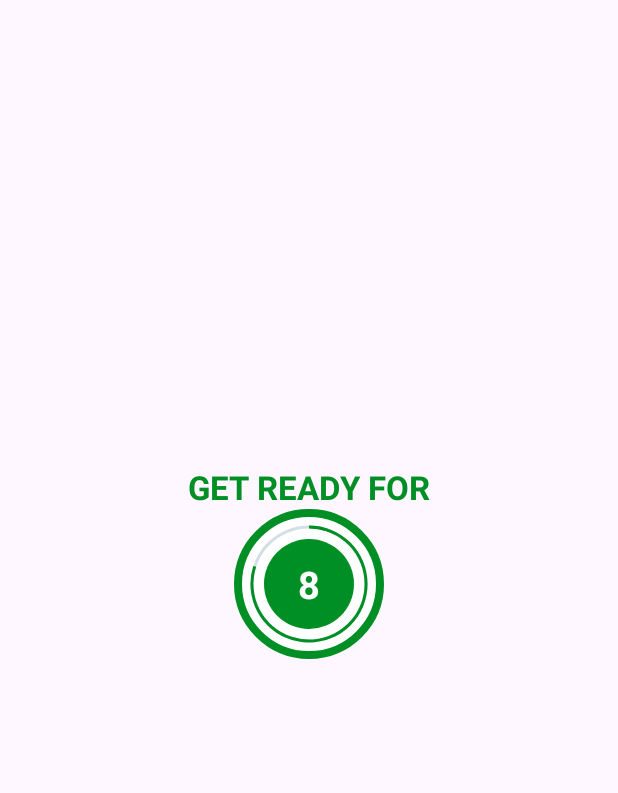
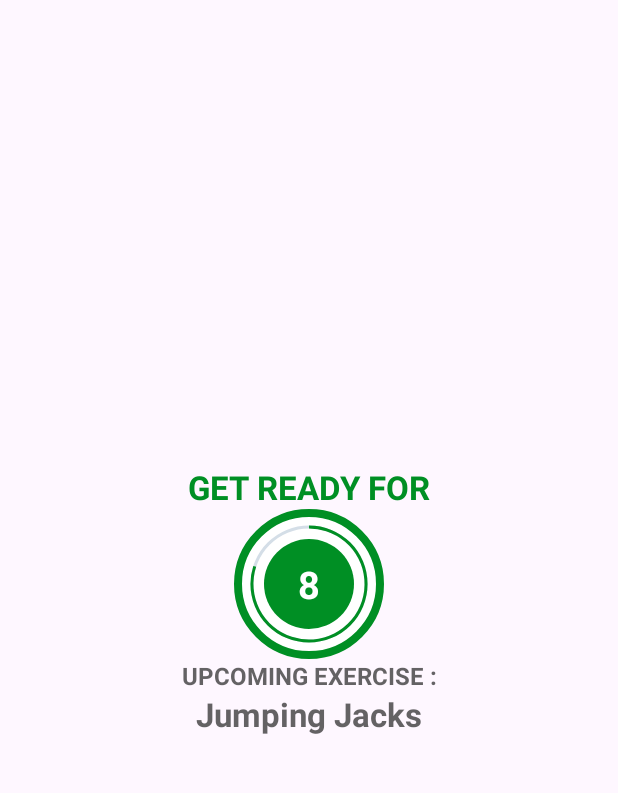
Before and after one commit to JayNagpal02/7MinutesWorkout, an Android app: the ExerciseActivity screen opened directly, with no data from a screen before it, on a phone screen of 412 x 824 dp, the part 84-877 px from its top. Run offline under Robolectric (Android 15) with nearby library versions, the phone set to English and light mode, and no system bars.

Commit message:
Adding the Upcoming Exercise Text To the RestView

```diff
--- a/app/src/main/java/com/example/a7minutesworkout/Constants.kt
+++ b/app/src/main/java/com/example/a7minutesworkout/Constants.kt
@@ -15,7 +15,7 @@ object Constants {
 
         val wallSit = ExerciseModel(
             2,
-            "Walli Sit",
+            "Wall Sit",
             R.drawable.ic_wall_sit,
             false,
             false
--- a/app/src/main/java/com/example/a7minutesworkout/ExerciseActivity.kt
+++ b/app/src/main/java/com/example/a7minutesworkout/ExerciseActivity.kt
@@ -47,11 +47,16 @@ class ExerciseActivity : AppCompatActivity() {
         binding?.tvExerciseName?.visibility = View.INVISIBLE
         binding?.flExerciseView?.visibility = View.INVISIBLE
         binding?.ivImage?.visibility = View.INVISIBLE
+        binding?.tvUpcomingExercisesName?.visibility = View.VISIBLE
+        binding?.tvUpcomingLabel?.visibility = View.VISIBLE
 
         if (restTimer != null) {
             restTimer?.cancel()
             restProgress = 0
         }
+
+        binding?.tvUpcomingExercisesName?.text = exerciseList!![currentExercisePosition+1].getName()
+
         setRestProgressBar()
     }
 
@@ -78,6 +83,8 @@ class ExerciseActivity : AppCompatActivity() {
         binding?.tvExerciseName?.visibility = View.VISIBLE
         binding?.flExerciseView?.visibility = View.VISIBLE
         binding?.ivImage?.visibility = View.VISIBLE
+        binding?.tvUpcomingExercisesName?.visibility = View.INVISIBLE
+        binding?.tvUpcomingLabel?.visibility = View.INVISIBLE
 
         if (exerciseTimer != null) {
             exerciseTimer?.cancel()
--- a/app/src/main/res/layout/activity_exercise.xml
+++ b/app/src/main/res/layout/activity_exercise.xml
@@ -78,6 +78,32 @@
 
     </FrameLayout>
 
+    <TextView
+        android:id="@+id/tvUpcomingLabel"
+        android:layout_width="wrap_content"
+        android:layout_height="wrap_content"
+        android:text="UPCOMING EXERCISE :"
+        android:textColor="@color/colorPrimary"
+        android:textStyle="bold"
+        android:textSize="16sp"
+        app:layout_constraintEnd_toEndOf="parent"
+        app:layout_constraintStart_toStartOf="parent"
+        app:layout_constraintTop_toBottomOf="@+id/flRestView"
+        />
+
+    <TextView
+        android:id="@+id/tvUpcomingExercisesName"
+        android:layout_width="wrap_content"
+        android:layout_height="wrap_content"
+        android:text="Jumping Jacks"
+        android:textStyle="bold"
+        android:textSize="22sp"
+        android:textColor="@color/colorPrimary"
+        app:layout_constraintEnd_toEndOf="parent"
+        app:layout_constraintStart_toStartOf="parent"
+        app:layout_constraintTop_toBottomOf="@+id/tvUpcomingLabel"
+        />
+
     <ImageView
         android:id="@+id/ivImage"
         android:layout_width="match_parent"
```
